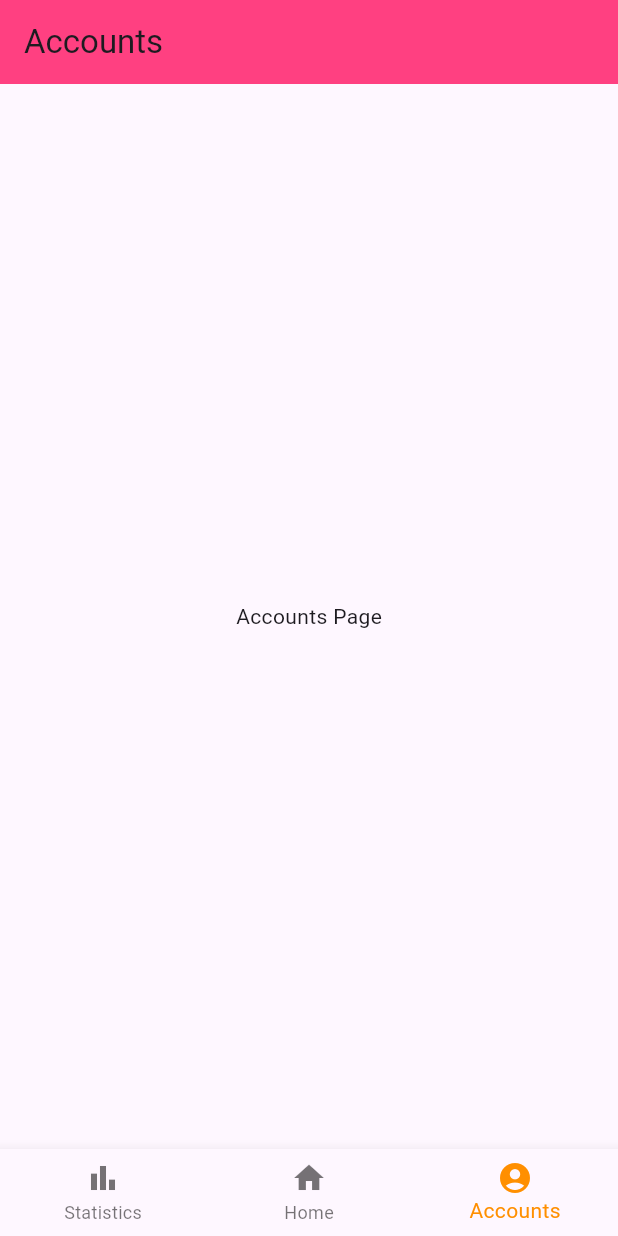
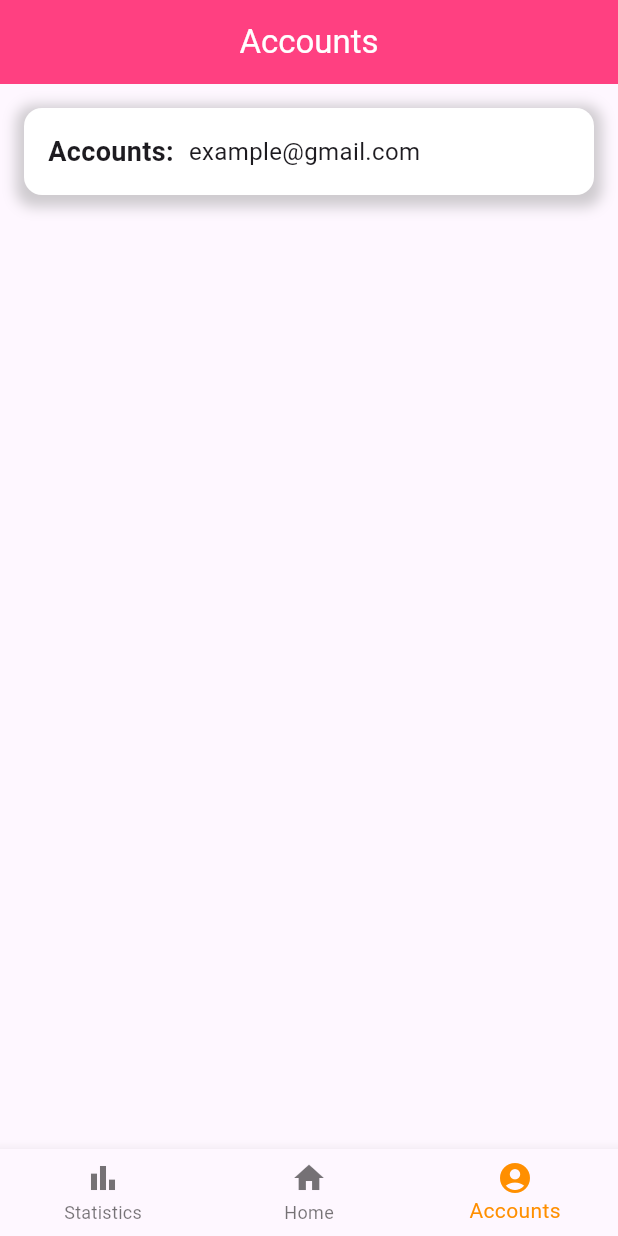
Before and after one commit to Programmingmonth/ToDoApps, a Flutter app: the screen it shows after launch, item 3 of the bottom bar chosen, on a phone screen of 412 x 824 dp. Run offline on Flutter 3.47's test engine with Material 3 defaults, Android fonts, the phone set to English and light mode, and no system bars.

Commit message:
Initial commit

```diff
--- a/todo/lib/accounts.dart
+++ b/todo/lib/accounts.dart
@@ -5,12 +5,49 @@ class AccountsPage extends StatelessWidget {
   Widget build(BuildContext context) {
     return Scaffold(
       appBar: AppBar(
-        title: Text('Accounts'),
+        title: Text(
+          'Accounts',
+          style: TextStyle(color: Colors.white),
+        ),
         backgroundColor: Colors.pinkAccent,
+        centerTitle: true,
         shadowColor: Colors.purple,
       ),
-      body: Center(
-        child: Text('Accounts Page'),
+      body: Padding(
+        padding: const EdgeInsets.all(16.0),
+        child: Column(
+          children: [
+            Container(
+              padding: EdgeInsets.all(16.0),
+              decoration: BoxDecoration(
+                color: Colors.white,
+                borderRadius: BorderRadius.circular(12.0),
+                boxShadow: [
+                  BoxShadow(
+                    color: Colors.grey.withOpacity(0.5),
+                    spreadRadius: 5,
+                    blurRadius: 7,
+                    offset: Offset(0, 3),
+                  ),
+                ],
+              ),
+              child: Row(
+                children: [
+                  Text(
+                    'Accounts:',
+                    style: TextStyle(fontSize: 18.0, fontWeight: FontWeight.bold),
+                  ),
+                  SizedBox(width: 10.0),
+                  Text(
+                    'example@gmail.com',
+                    style: TextStyle(fontSize: 16.0),
+                  ),
+                ],
+              ),
+            ),
+            SizedBox(height: 20.0),
+          ],
+        ),
       ),
     );
   }
--- a/todo/lib/home.dart
+++ b/todo/lib/home.dart
@@ -5,8 +5,12 @@ class HomePage extends StatelessWidget {
   Widget build(BuildContext context) {
     return Scaffold(
       appBar: AppBar(
-        title: Text('Home'),
+        title: Text(
+          'Home',
+          style: TextStyle(color: Colors.white),
+        ),
         backgroundColor: Colors.pinkAccent,
+        centerTitle: true,
         shadowColor: Colors.purple,
       ),
       body: Center(
--- a/todo/lib/statistics.dart
+++ b/todo/lib/statistics.dart
@@ -5,8 +5,12 @@ class StatisticsPage extends StatelessWidget {
   Widget build(BuildContext context) {
     return Scaffold(
       appBar: AppBar(
-        title: Text('Statistics'),
+        title: Text(
+          'Statistics',
+          style: TextStyle(color: Colors.white),
+        ),
         backgroundColor: Colors.pinkAccent,
+        centerTitle: true,
         shadowColor: Colors.purple,
       ),
       body: Center(
```
Also changed, not shown: 1 other file.
